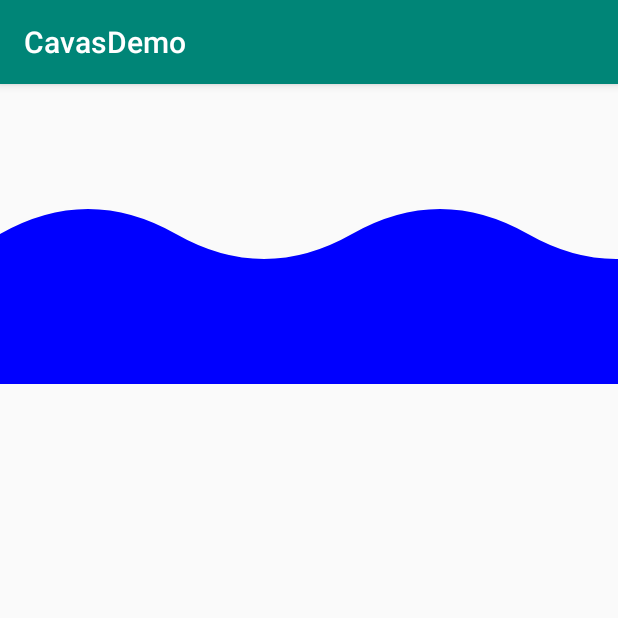
After one commit to luhuanxml/CavasDemo, an Android app: the FourActivity screen opened directly, with no data from a screen before it, on a phone screen of 412 x 824 dp, the top half of it. The commit adds this screen. Run offline under Robolectric (Android 15) with nearby library versions, the phone set to English and light mode, and no system bars.

Commit message:
水波贝塞尔曲线

```diff
--- a/app/src/main/AndroidManifest.xml
+++ b/app/src/main/AndroidManifest.xml
@@ -9,7 +9,8 @@
         android:roundIcon="@mipmap/ic_launcher_round"
         android:supportsRtl="true"
         android:theme="@style/AppTheme">
-        <activity android:name=".ThirdActivity"></activity>
+        <activity android:name=".FourActivity"></activity>
+        <activity android:name=".ThirdActivity" />
         <activity android:name=".SecondActivity" />
         <activity android:name=".FirstActivity" />
         <activity android:name=".MainActivity">
--- /dev/null
+++ b/app/src/main/java/com/luhuan/cavas/demo/FourActivity.java
@@ -0,0 +1,36 @@
+package com.luhuan.cavas.demo;
+
+import androidx.appcompat.app.AppCompatActivity;
+
+import android.os.Bundle;
+import android.view.View;
+
+import com.luhuan.cavas.demo.bezier.WaterView;
+
+public class FourActivity extends AppCompatActivity {
+    WaterView waterView;
+
+    @Override
+    protected void onCreate(Bundle savedInstanceState) {
+        super.onCreate(savedInstanceState);
+        setContentView(R.layout.activity_four);
+        waterView=findViewById(R.id.waterView);
+        waterView.setOnClickListener(new View.OnClickListener() {
+            @Override
+            public void onClick(View view) {
+                waterView.startAnimator();
+            }
+        });
+    }
+
+    @Override
+    protected void onResume() {
+        super.onResume();
+        waterView.startAnimator();
+    }
+
+    @Override
+    protected void onPause() {
+        super.onPause();
+    }
+}
--- a/app/src/main/java/com/luhuan/cavas/demo/MainActivity.java
+++ b/app/src/main/java/com/luhuan/cavas/demo/MainActivity.java
@@ -15,6 +15,7 @@ public class MainActivity extends AppCompatActivity implements View.OnClickListe
         findViewById(R.id.button01).setOnClickListener(this);
         findViewById(R.id.button02).setOnClickListener(this);
         findViewById(R.id.button03).setOnClickListener(this);
+        findViewById(R.id.button04).setOnClickListener(this);
     }
 
     @Override
@@ -30,6 +31,9 @@ public class MainActivity extends AppCompatActivity implements View.OnClickListe
             case R.id.button03:
                 intent = new Intent(this, ThirdActivity.class);
                 break;
+            case R.id.button04:
+                intent = new Intent(this, FourActivity.class);
+                break;
         }
         startActivity(intent);
     }
--- /dev/null
+++ b/app/src/main/java/com/luhuan/cavas/demo/bezier/WaterView.java
@@ -0,0 +1,80 @@
+package com.luhuan.cavas.demo.bezier;
+
+import android.animation.ValueAnimator;
+import android.content.Context;
+import android.graphics.Canvas;
+import android.graphics.Color;
+import android.graphics.Paint;
+import android.graphics.Path;
+import android.util.AttributeSet;
+import android.view.View;
+import android.view.animation.LinearInterpolator;
+
+public class WaterView extends View {
+
+    private Paint mPaint;
+    private Path mPath;
+    private int mWidth;
+    private int mHeight;
+
+    private float water;//一上一下一个波纹长
+    private float disX;//偏移距离
+
+    public WaterView(Context context) {
+        this(context, null);
+    }
+
+    public WaterView(Context context, AttributeSet attrs) {
+        this(context, attrs, -1);
+    }
+
+    public WaterView(Context context, AttributeSet attrs, int defStyleAttr) {
+        super(context, attrs, defStyleAttr);
+        mPaint = new Paint();
+        mPaint.setAntiAlias(true);
+        mPaint.setStyle(Paint.Style.FILL);
+        mPaint.setColor(Color.BLUE);
+        mPath = new Path();
+        water = getContext().getResources().getDisplayMetrics().widthPixels;
+    }
+
+    @Override
+    protected void onMeasure(int widthMeasureSpec, int heightMeasureSpec) {
+        super.onMeasure(widthMeasureSpec, heightMeasureSpec);
+        mWidth = getMeasuredWidth();
+        mHeight = getMeasuredHeight();
+        water = mWidth / 7 * 4;
+    }
+
+    @Override
+    protected void onDraw(Canvas canvas) {
+        super.onDraw(canvas);
+        mPath.reset();
+        mPath.moveTo(-water + disX, (float) (mHeight / 2));
+        float i = -water;
+        while (i < mWidth + water) {
+            mPath.rQuadTo(water / 4, -50, water / 2f, 0);
+            mPath.rQuadTo(water / 4, 50, water / 2f, 0);
+            i += water;
+        }
+        mPath.lineTo(mWidth, mHeight);
+        mPath.lineTo(0, mHeight);
+        mPath.close();
+        canvas.drawPath(mPath, mPaint);
+    }
+
+    public void startAnimator() {
+        ValueAnimator valueAnimator = ValueAnimator.ofFloat(0, 1);
+        valueAnimator.setDuration(1000);
+        valueAnimator.setRepeatCount(ValueAnimator.INFINITE);
+        valueAnimator.setInterpolator(new LinearInterpolator());
+        valueAnimator.addUpdateListener(animator -> {
+            float factor= (float) animator.getAnimatedValue();
+            disX = factor*water;
+            invalidate();
+        });
+        valueAnimator.setTarget(this);
+        valueAnimator.start();
+    }
+
+}
--- /dev/null
+++ b/app/src/main/res/layout/activity_four.xml
@@ -0,0 +1,16 @@
+<?xml version="1.0" encoding="utf-8"?>
+<androidx.constraintlayout.widget.ConstraintLayout xmlns:android="http://schemas.android.com/apk/res/android"
+    xmlns:app="http://schemas.android.com/apk/res-auto"
+    xmlns:tools="http://schemas.android.com/tools"
+    android:layout_width="match_parent"
+    android:layout_height="match_parent"
+    tools:context=".FourActivity">
+
+    <com.luhuan.cavas.demo.bezier.WaterView
+        android:id="@+id/waterView"
+        android:layout_width="match_parent"
+        android:layout_height="200dp"
+        app:layout_constraintLeft_toLeftOf="parent"
+        app:layout_constraintTop_toTopOf="parent" />
+
+</androidx.constraintlayout.widget.ConstraintLayout>
--- a/app/src/main/res/layout/activity_main.xml
+++ b/app/src/main/res/layout/activity_main.xml
@@ -26,4 +26,10 @@
         android:layout_height="wrap_content"
         android:layout_margin="5dp"
         android:text="图片剪切" />
+    <Button
+        android:id="@+id/button04"
+        android:layout_width="match_parent"
+        android:layout_height="wrap_content"
+        android:layout_margin="5dp"
+        android:text="水波" />
 </LinearLayout>
```
